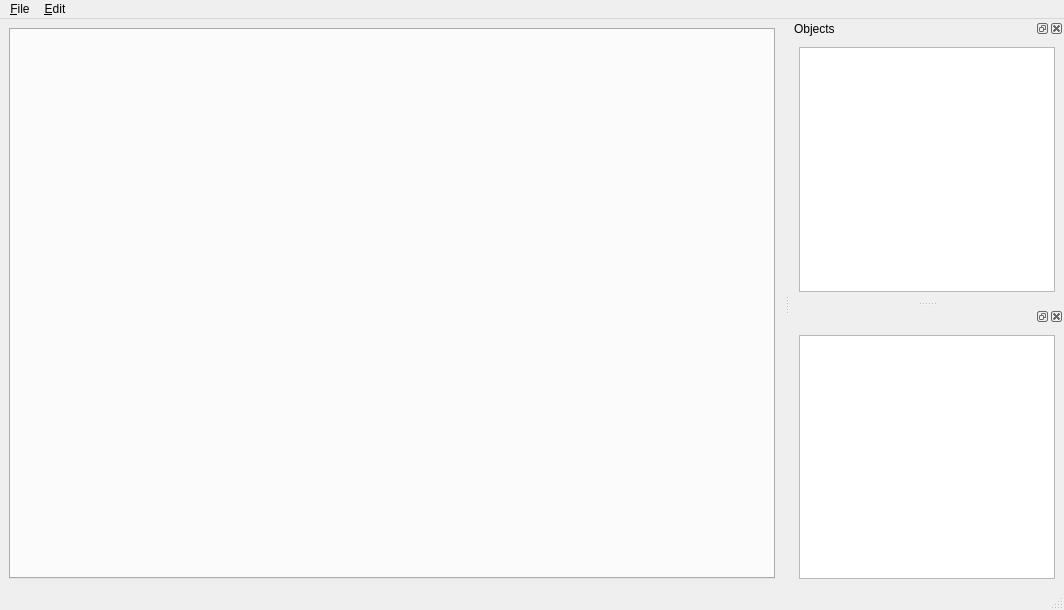
BRL-CAD/arbalest, file resources/ui/MainWindow.ui: the form before one commit.
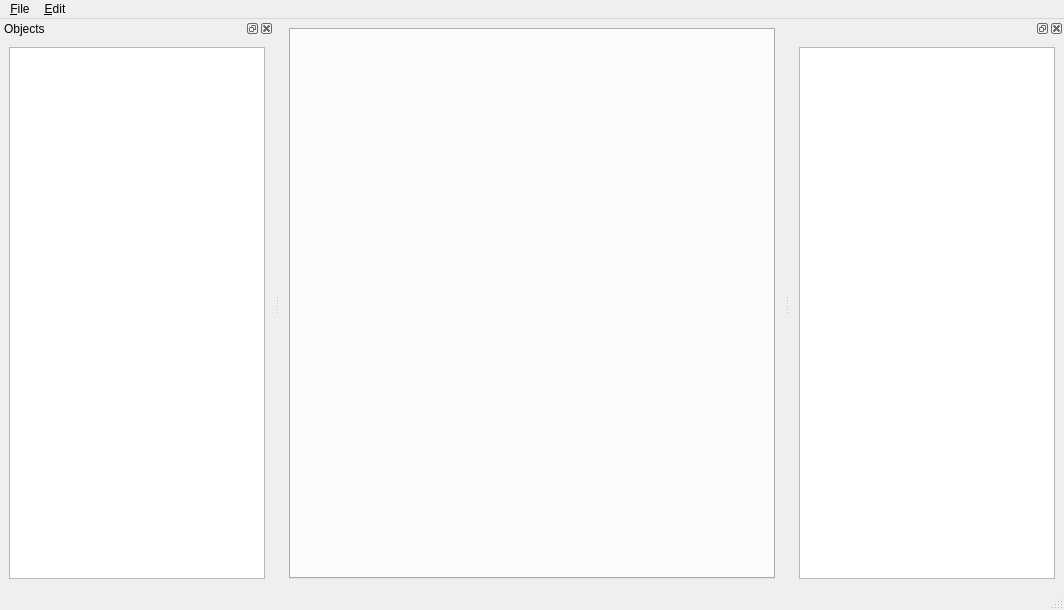
The form after the commit.

What changed in the file:
```diff
--- a/resources/ui/MainWindow.ui
+++ b/resources/ui/MainWindow.ui
@@ -65,7 +65,7 @@
     <string>Objects</string>
    </property>
    <attribute name="dockWidgetArea">
-    <number>2</number>
+    <number>1</number>
    </attribute>
    <widget class="QWidget" name="dockWidgetContents">
     <layout class="QHBoxLayout" name="horizontalLayout">
```
